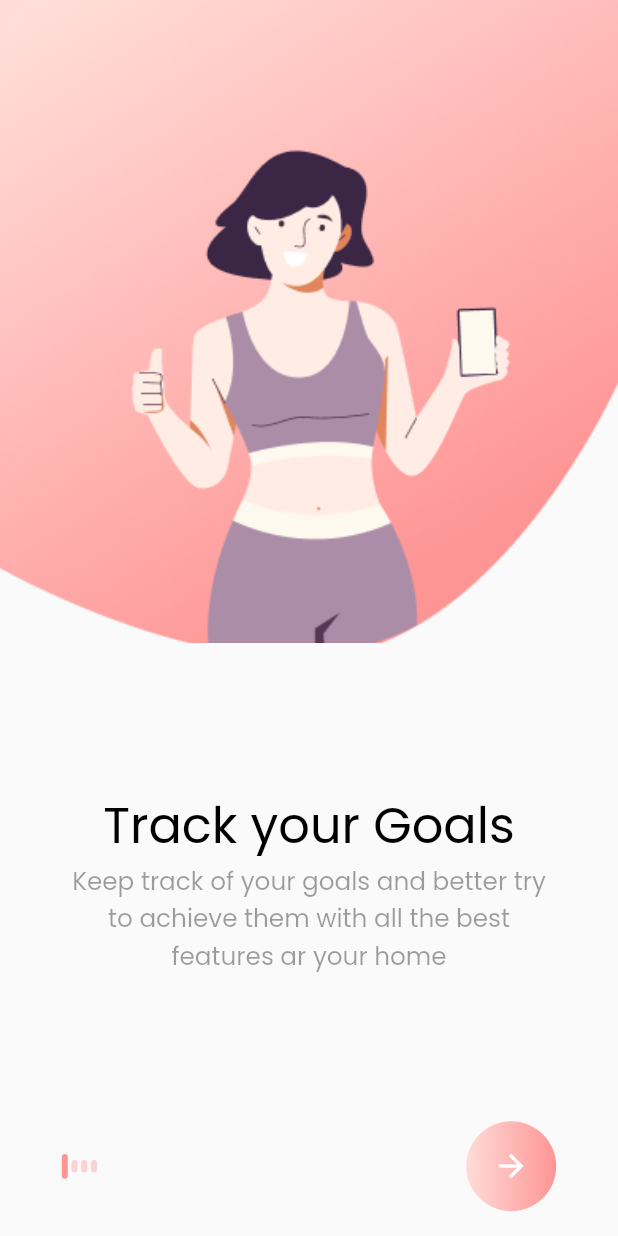
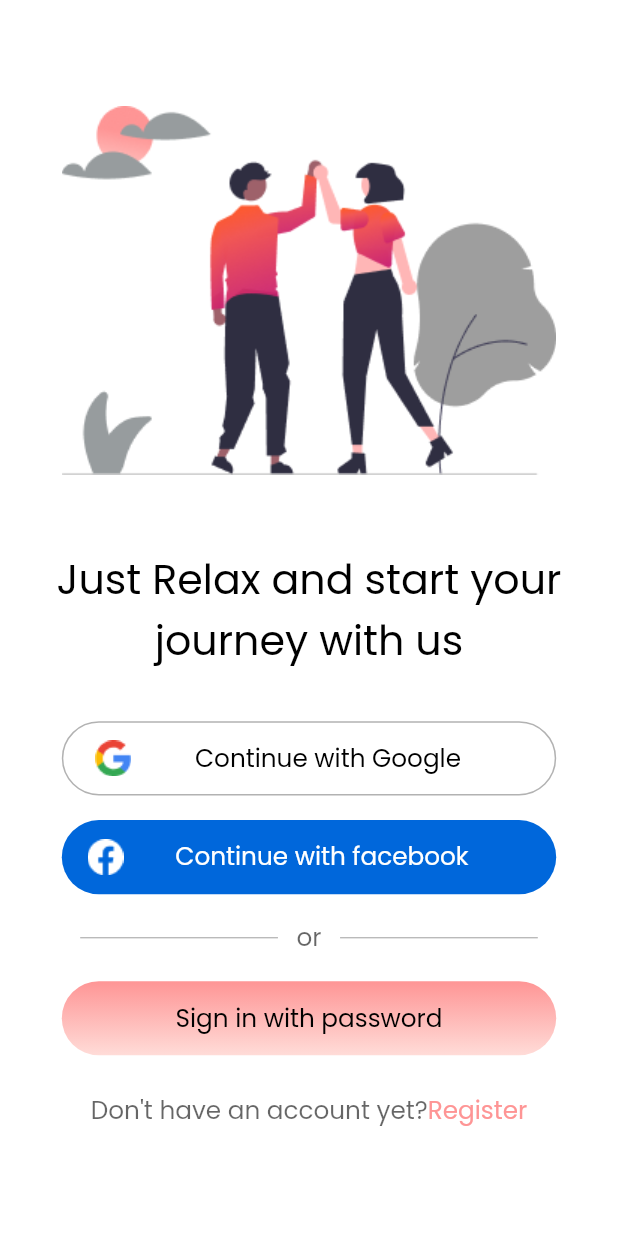
Before and after one commit to ArpitSahu01/FitnessApp, a Flutter app: the screen it shows after launch, on a phone screen of 412 x 824 dp. Run offline on Flutter 3.47's test engine with Material 2 defaults, Android fonts, the phone set to English and light mode, and no system bars; our stand-ins replace get, google_fonts.

Commit message:
done with designing loginscree

```diff
--- /dev/null
+++ b/lib/controllers/auth_controller.dart
@@ -0,0 +1,12 @@
+import 'package:get/get.dart';
+
+class AuthController extends GetxController{
+
+  Rx<bool> isLoading = false.obs;
+
+  // making authcontroller globally accessible
+  static AuthController instance = Get.find();
+
+
+
+}
--- a/lib/main.dart
+++ b/lib/main.dart
@@ -1,5 +1,6 @@
 import 'package:flutter/material.dart';
 import 'package:get/get.dart';
+import 'package:gfg_project/screens/login_screen.dart';
 import 'package:gfg_project/screens/onboarding_screen.dart';
 
 void main(){
@@ -12,7 +13,7 @@ class MyApp extends StatelessWidget {
   @override
   Widget build(BuildContext context) {
     return GetMaterialApp(
-        home: OnBoaridngScreen(),
+        home: LoginScreen(),
     );
   }
 }
--- /dev/null
+++ b/lib/screens/login_screen.dart
@@ -0,0 +1,193 @@
+import 'package:flutter/material.dart';
+import 'package:get/get.dart';
+import 'package:gfg_project/utils/extensions.dart';
+
+import '../utils/app_utils.dart';
+
+class LoginScreen extends StatefulWidget {
+  const LoginScreen({Key? key}) : super(key: key);
+
+  @override
+  State<LoginScreen> createState() => _LoginScreenState();
+}
+
+class _LoginScreenState extends State<LoginScreen> {
+  @override
+  Widget build(BuildContext context) {
+    return Scaffold(
+      backgroundColor: Colors.white,
+      body: Column(
+        mainAxisAlignment: MainAxisAlignment.center,
+        crossAxisAlignment: CrossAxisAlignment.center,
+        children: [
+          Center(
+            child: Container(
+              width: Get.width / 100 * 80,
+              child: Image.asset(
+                "assets/login/login_image.png",
+                fit: BoxFit.cover,
+              ),
+            ),
+          ),
+          SizedBox(
+            height: 6.0.hp,
+          ),
+          Center(
+            child: SizedBox(
+              width: Get.width / 100 * 85,
+              child: Text(
+                "Just Relax and start your journey with us",
+                style: kPoppinsMedium.copyWith(
+                  fontSize: 20.0.sp,
+                  color: TextBlackColor,
+                ),
+                textAlign: TextAlign.center,
+              ),
+            ),
+          ),
+          SizedBox(
+            height: 4.0.hp,
+          ),
+          const SignInButton(
+            title: "Continue with Google",
+            urlPath: "assets/login/google_logo.png",
+            color: Colors.white,
+          ),
+          SizedBox(
+            height: 2.0.hp,
+          ),
+          const SignInButton(
+            title: "Continue with facebook",
+            urlPath: "assets/login/facebook_logo.png",
+            color: facebookLogoColor,
+            foregroundColor: Colors.white,
+          ),
+          SizedBox(
+            height: 2.0.hp,
+          ),
+          CustomDivider(),
+          SizedBox(
+            height: 2.0.hp,
+          ),
+
+          const SignInButton(
+            title: "Sign in with password",
+            color: facebookLogoColor,
+            gradient: LinearGradient(
+             begin: Alignment.bottomCenter,
+             end: Alignment.topCenter,
+             colors: [
+             gradientColorLight,
+             gradientColorDark,
+             ]
+             ),
+          ),
+          SizedBox(
+            height: 3.0.hp,
+          ),
+          Row(
+            mainAxisAlignment: MainAxisAlignment.center,
+            children: [
+            Text("Don't have an account yet?",style: kPoppinsMedium.copyWith(
+              fontSize: 12.0.sp,
+              color: LightBlackColor.withOpacity(0.6),
+            ),),
+            Text("Register",style: kPoppinsMedium.copyWith(
+              fontSize: 12.0.sp,
+              color: gradientColorDark,
+            ),),
+          ],)
+        ],
+      ),
+    );
+  }
+}
+
+
+
+
+class SignInButton extends StatelessWidget {
+  final String title;
+  final String? urlPath;
+  final Color color;
+  final Color foregroundColor;
+  final Gradient? gradient;
+
+  const SignInButton(
+      {required this.title,
+       this.urlPath,
+      required this.color,
+      this.foregroundColor = TextBlackColor,
+      this.gradient,
+      Key? key})
+      : super(key: key);
+
+  @override
+  Widget build(BuildContext context) {
+    return Container(
+      width: 80.0.wp,
+      height: 6.0.hp,
+      decoration: BoxDecoration(
+          gradient: gradient,
+          color: color,
+          border: color == Colors.white
+              ? Border.all(color: LightBlackColor.withOpacity(0.3))
+              : null,
+          borderRadius: BorderRadius.all(Radius.circular(20.0.wp))),
+      child: Row(
+        mainAxisAlignment: MainAxisAlignment.spaceAround,
+        children: [
+          if(urlPath != null)
+          Image.asset(
+            urlPath!,
+            fit: BoxFit.cover,
+          ),
+          Padding(
+            padding: urlPath == null ? const EdgeInsets.all(0): EdgeInsets.only(right: 10.0.wp),
+            child: Text(
+              title,
+              style: kPoppinsMedium.copyWith(
+                fontSize: 12.0.sp,
+                color: foregroundColor,
+              ),
+              textAlign: TextAlign.center,
+            ),
+          )
+        ],
+      ),
+    );
+  }
+}
+
+class CustomDivider extends StatelessWidget {
+  const CustomDivider({Key? key}) : super(key: key);
+
+  @override
+  Widget build(BuildContext context) {
+    return Row(
+      mainAxisAlignment: MainAxisAlignment.center,
+      children: [
+        Container(
+          height: 0.1.hp,
+          width: 32.0.wp,
+          color: LightBlackColor.withOpacity(0.3),
+        ),
+        Padding(
+          padding: EdgeInsets.symmetric(horizontal: 3.0.wp),
+          child: Text(
+            "or",
+            style: kPoppinsMedium.copyWith(
+              fontSize: 12.0.sp,
+              color: LightBlackColor.withOpacity(0.6),
+            ),
+          ),
+        ),
+        Container(
+          height: 0.1.hp,
+          width: 32.0.wp,
+          color: LightBlackColor.withOpacity(0.3),
+        ),
+      ],
+    );
+  }
+}
--- a/lib/utils/app_utils.dart
+++ b/lib/utils/app_utils.dart
@@ -23,3 +23,5 @@ const dotsColor = Color(0xffFE9595);
 
 const gradientColorDark = Color(0xffFE9595);
 const gradientColorLight = Color(0xffFFDCD8);
+
+const facebookLogoColor = Color(0xff0067DB);
--- a/pubspec.yaml
+++ b/pubspec.yaml
@@ -64,6 +64,7 @@ flutter:
   # To add assets to your application, add an assets section, like this:
   assets:
     - assets/onBoarding/
+    - assets/login/
 
   # An image asset can refer to one or more resolution-specific "variants", see
   # https://flutter.dev/assets-and-images/#resolution-aware
```
Also changed, not shown: assets/login/facebook_logo.png (added), assets/login/google_logo.png (added), assets/login/login_image.png (added).
